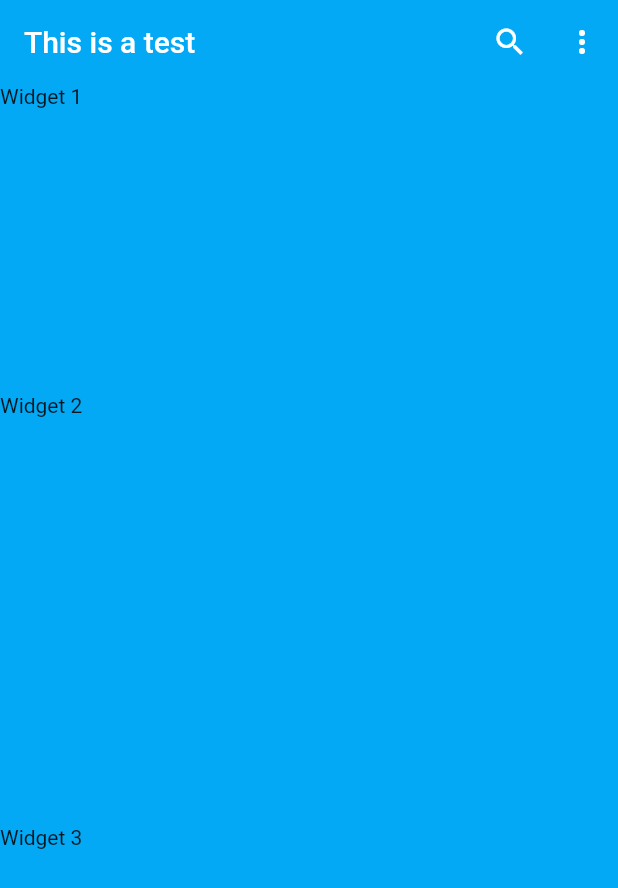
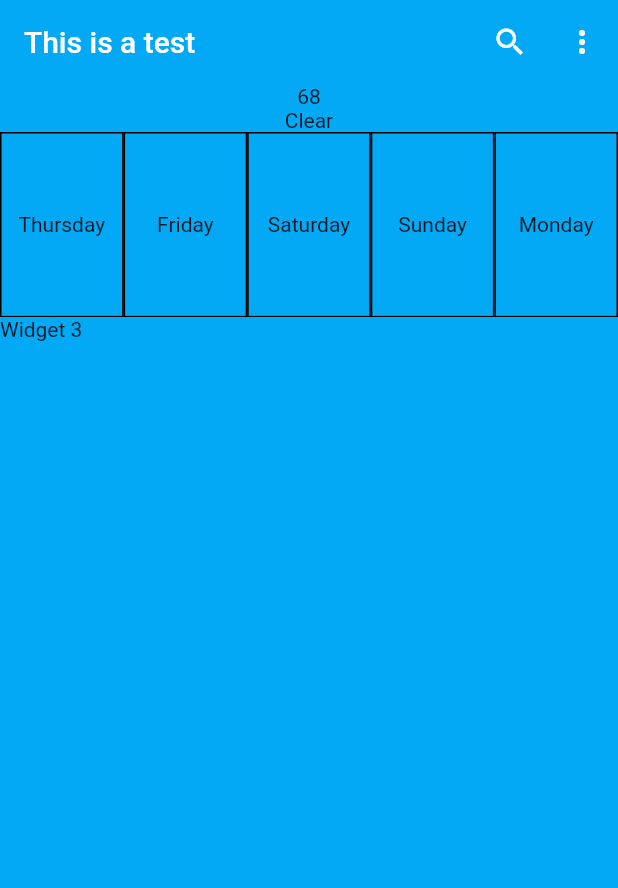
Before and after one commit to ChaseH88/SkyPal, a Flutter app: the screen it shows after launch, on a phone screen of 412 x 824 dp. Shown: the top 888 px of the screen. Run offline on Flutter 3.47's test engine with Material 2 defaults, Android fonts, the phone set to English and light mode, and no system bars.

Commit message:
working on stateless days of week widget

```diff
--- a/lib/main.dart
+++ b/lib/main.dart
@@ -2,6 +2,8 @@ import 'package:flutter/material.dart';
 
 // Widgets
 import 'package:weather_app/widgets/app_bar_widget.dart';
+import 'package:weather_app/widgets/daysofweek_widget.dart';
+import 'package:weather_app/widgets/overview_widget.dart';
 
 void main() {
   runApp(App());
@@ -25,9 +27,9 @@ class _WeatherWidgetState extends State<WeatherWidget> {
   @override
   Widget build(BuildContext context) {
     final screenHeight = MediaQuery.of(context).size.height;
-    final container1Height = screenHeight * 0.25; // 25% of screen height
-    final container2Height = screenHeight * 0.35; // 35% of screen height
-    final container3Height = screenHeight * 0.285; // 40% of screen height
+    final container1Height = screenHeight * 0.25;
+    final container2Height = screenHeight * 0.35;
+    final container3Height = screenHeight * 0.285;
 
     return Scaffold(
       appBar: AppBarWidget(title: 'This is a test'),
@@ -35,14 +37,8 @@ class _WeatherWidgetState extends State<WeatherWidget> {
       body: Column(
         crossAxisAlignment: CrossAxisAlignment.stretch,
         children: [
-          Container(
-              color: Colors.transparent,
-              height: container1Height,
-              child: Text('Widget 1')),
-          Container(
-              color: Colors.transparent,
-              height: container2Height,
-              child: Text('Widget 2')),
+          OverviewWidget(),
+          DaysOfWeekWidget(),
           Container(
               color: Colors.transparent,
               constraints: BoxConstraints(
--- /dev/null
+++ b/lib/widgets/daysofweek_widget.dart
@@ -0,0 +1,53 @@
+import "package:flutter/material.dart";
+import 'package:intl/intl.dart';
+
+class DaysOfWeekWidget extends StatelessWidget {
+  final DateTime currentDate = DateTime.now();
+  final List<DateTime> next14Days = [];
+
+  @override
+  Widget build(BuildContext context) {
+    // Add the next 14 days to the list
+    for (int i = 0; i < 14; i++) {
+      DateTime day = currentDate.add(Duration(days: i));
+      next14Days.add(day);
+    }
+
+    // Return a row of boxes, with the width and height scaled based on the screen size
+    return LayoutBuilder(
+      builder: (BuildContext context, BoxConstraints constraints) {
+        final mediaQueryData = MediaQuery.of(context);
+        final screenWidth = mediaQueryData.size.width;
+        final screenHeight = mediaQueryData.size.height;
+        double boxWidth = screenWidth * 0.2;
+        double boxHeight = screenHeight * 0.15; // adjust as needed
+        List<Widget> dayBoxes = [];
+        for (DateTime day in next14Days) {
+          String dayName = DateFormat('EEEE').format(day);
+          dayBoxes.add(Container(
+            width: boxWidth,
+            height: boxHeight,
+            child: Padding(
+              padding: EdgeInsets.all(8.0),
+              child: Center(
+                child: Text(dayName),
+              ),
+            ),
+            decoration: BoxDecoration(
+              border: Border.all(
+                color: Colors.black,
+                width: 1,
+              ),
+            ),
+          ));
+        }
+        return SingleChildScrollView(
+          scrollDirection: Axis.horizontal,
+          child: Row(
+            children: dayBoxes,
+          ),
+        );
+      },
+    );
+  }
+}
--- /dev/null
+++ b/lib/widgets/overview_widget.dart
@@ -0,0 +1,21 @@
+import "package:flutter/material.dart";
+
+class OverviewWidget extends StatelessWidget {
+  @override
+  Widget build(BuildContext context) {
+    return Container(
+      child: Column(
+        children: [
+          Container(
+            color: Colors.transparent,
+            child: Text('68'),
+          ),
+          Container(
+            color: Colors.transparent,
+            child: Text('Clear'),
+          ),
+        ],
+      ),
+    );
+  }
+}
--- a/pubspec.yaml
+++ b/pubspec.yaml
@@ -23,6 +23,7 @@ environment:
 dependencies:
   flutter:
     sdk: flutter
+  intl: ^0.17.0
 
 
   # The following adds the Cupertino Icons font to your application.
```
Also changed, not shown: pubspec.lock.
